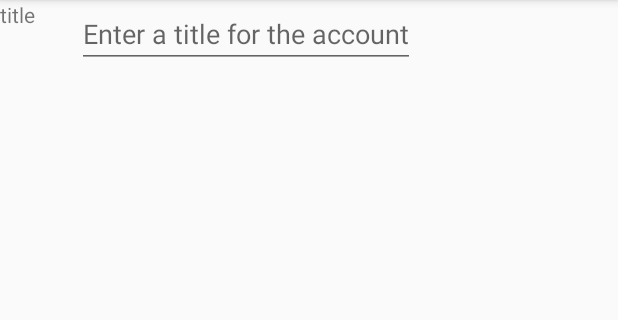
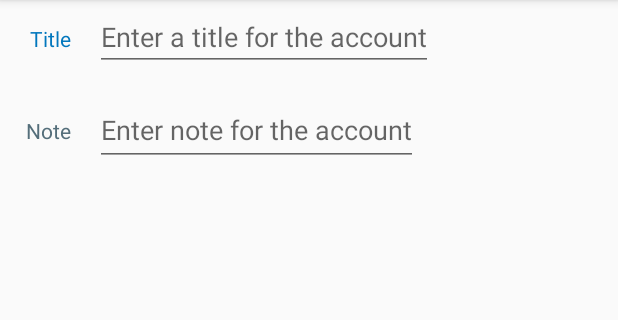
Before and after one commit to nikman/moneymate, an Android app: the screen it shows after launch (MainActivity), after a tap on "New account", on a phone screen of 412 x 824 dp, the part 84-404 px from its top. Run offline under Robolectric (Android 15) with nearby library versions, the phone set to English and light mode, and no system bars; our stand-ins replace Room's generated code; 1 statement that could not run was skipped.

Commit message:
v0.10a - Add accounts

```diff
--- a/app/src/main/java/com/niku/moneymate/Account.kt
+++ b/app/src/main/java/com/niku/moneymate/Account.kt
@@ -6,7 +6,8 @@ import java.util.*
 
 @Entity
 data class Account(@PrimaryKey val id: UUID = UUID.randomUUID(),
-                   var title: String = "",
-                   var balance: Int = 0,
+                    var title: String = "",
+                    var balance: Int = 0,
+                    var note: String = ""
                    //var currency: Currency? = null
 )
--- a/app/src/main/java/com/niku/moneymate/database/MoneyMateDatabase.kt
+++ b/app/src/main/java/com/niku/moneymate/database/MoneyMateDatabase.kt
@@ -6,7 +6,7 @@ import androidx.room.TypeConverters
 import com.niku.moneymate.Account
 import com.niku.moneymate.Currency
 
-@Database(entities = [Account::class,Currency::class], version = 1)
+@Database(entities = [Account::class,Currency::class], version = 2)
 @TypeConverters(MoneyMateTypeConverters::class)
 
 abstract class MoneyMateDatabase: RoomDatabase() {
--- a/app/src/main/java/com/niku/moneymate/ui/main/AccountFragment.kt
+++ b/app/src/main/java/com/niku/moneymate/ui/main/AccountFragment.kt
@@ -5,6 +5,7 @@ import android.os.Bundle
 import androidx.fragment.app.Fragment
 import android.text.Editable
 import android.text.TextWatcher
+import android.util.Log
 import android.view.LayoutInflater
 import android.view.View
 import android.view.ViewGroup
@@ -37,6 +38,7 @@ class AccountFragment : Fragment() {
     private lateinit var viewModel: MainViewModel
     private lateinit var account: Account
     private lateinit var titleField: EditText
+    private lateinit var noteField: EditText
 
     private val accountDetailViewModel: AccountDetailViewModel by lazy {
         ViewModelProvider(this)[AccountDetailViewModel::class.java]
@@ -54,6 +56,7 @@ class AccountFragment : Fragment() {
         val view = inflater.inflate(R.layout.account_fragment, container, false)
 
         titleField = view.findViewById(R.id.account_title) as EditText
+        noteField = view.findViewById(R.id.account_note) as EditText
 
         return view
     }
@@ -76,7 +79,6 @@ class AccountFragment : Fragment() {
         viewModel =
             ViewModelProvider(
                 this, ViewModelProvider.NewInstanceFactory()).get(MainViewModel::class.java)
-        // TODO: Use the ViewModel
     }
 
     override fun onStart() {
@@ -89,7 +91,9 @@ class AccountFragment : Fragment() {
             }
 
             override fun onTextChanged(s: CharSequence?, start: Int, before: Int, count: Int) {
-                account.title = s.toString()
+                val changedText = s.toString()
+                Log.d(TAG, "Changed text: ${changedText}")
+                account.title = changedText
             }
 
             override fun afterTextChanged(s: Editable?) {
--- a/app/src/main/java/com/niku/moneymate/ui/main/AccountListFragment.kt
+++ b/app/src/main/java/com/niku/moneymate/ui/main/AccountListFragment.kt
@@ -85,6 +85,7 @@ class AccountListFragment: Fragment() {
     override fun onOptionsItemSelected(item: MenuItem): Boolean {
         return when (item.itemId) {
             R.id.new_account -> {
+                Log.d(TAG,"new account pressed")
                 val account = Account()
                 accountListViewModel.addAccount(account)
                 callbacks?.onAccountSelected(account.id)
@@ -96,8 +97,17 @@ class AccountListFragment: Fragment() {
 
     private fun updateUI(accounts: List<Account>) {
         //val accounts = accountListViewModel.accounts
-        adapter = AccountAdapter(accounts)
+        /*adapter = AccountAdapter(accounts)
         accountRecyclerView.adapter = adapter
+
+         */
+        adapter?.let {
+            it.accounts = accounts
+        } ?: run {
+            adapter = AccountAdapter(accounts)
+        }
+        accountRecyclerView.adapter = adapter
+
     }
 
     override fun onViewCreated(view: View, savedInstanceState: Bundle?) {
@@ -106,6 +116,24 @@ class AccountListFragment: Fragment() {
             viewLifecycleOwner,
             Observer { accounts -> accounts?.let { updateUI(accounts) } }
         )
+    }
+
+    override fun onStart() {
+        super.onStart()
+
+        accountListViewModel.accountListLiveData.observe(
+            viewLifecycleOwner,
+            Observer { accounts ->
+                accounts?.let {
+                    Log.i(TAG, "Got accountLiveData ${accounts.size}")
+                    for (element in accounts) {
+                        Log.i(TAG, "Got ${element.title} # ${element.id}")
+                    }
+                    updateUI(accounts)
+                }
+            }
+        )
+
     }
 
     private inner class AccountHolder(view: View):
@@ -133,7 +161,7 @@ class AccountListFragment: Fragment() {
 
     }
 
-    private inner class AccountAdapter(val accounts: List<Account>): RecyclerView.Adapter<AccountHolder>() {
+    private inner class AccountAdapter(var accounts: List<Account>): RecyclerView.Adapter<AccountHolder>() {
 
         override fun onCreateViewHolder(parent: ViewGroup, viewType: Int): AccountHolder {
             val view = layoutInflater.inflate(R.layout.list_item_view_account, parent, false)
--- a/app/src/main/res/layout/account_fragment.xml
+++ b/app/src/main/res/layout/account_fragment.xml
@@ -9,9 +9,12 @@
 
     <TextView
         android:id="@+id/textView"
-        android:layout_width="wrap_content"
-        android:layout_height="wrap_content"
+        android:layout_width="0dp"
+        android:layout_height="17dp"
+        android:layout_marginStart="20dp"
+        android:layout_marginTop="16dp"
         android:text="@string/account_title_label"
+        android:textColor="#0277BD"
         app:layout_constraintStart_toStartOf="parent"
         app:layout_constraintTop_toTopOf="parent" />
 
@@ -19,9 +22,48 @@
         android:id="@+id/account_title"
         android:layout_width="wrap_content"
         android:layout_height="wrap_content"
-        android:layout_marginStart="28dp"
+        android:layout_marginStart="16dp"
         android:hint="@string/account_title_hint"
+        app:layout_constraintBottom_toBottomOf="@+id/textView"
         app:layout_constraintStart_toEndOf="@+id/textView"
-        app:layout_constraintTop_toTopOf="parent" />
+        app:layout_constraintTop_toTopOf="@+id/textView" />
+
+    <TextView
+        android:id="@+id/textView_account_note"
+        android:layout_width="0dp"
+        android:layout_height="18dp"
+        android:layout_marginTop="44dp"
+        android:text="@string/account_note_label"
+        android:textColor="#546E7A"
+        app:layout_constraintEnd_toEndOf="@+id/textView"
+        app:layout_constraintTop_toBottomOf="@+id/textView"
+        app:layout_constraintTop_toEndOf="@+id/textView" />
+
+    <androidx.appcompat.widget.AppCompatEditText
+        android:id="@+id/account_note"
+        android:layout_width="wrap_content"
+        android:layout_height="wrap_content"
+        android:layout_marginStart="16dp"
+        android:hint="@string/account_note_hint"
+        android:hintTextColor="#546E7A"
+        android:minHeight="48dp"
+        app:layout_constraintBottom_toBottomOf="@+id/textView_account_note"
+        app:layout_constraintStart_toEndOf="@+id/textView_account_note"
+        app:layout_constraintTop_toEndOf="@+id/account_title"
+        app:layout_constraintTop_toTopOf="@+id/textView_account_note" />
+
+    <androidx.constraintlayout.widget.Guideline
+        android:id="@+id/guideline"
+        android:layout_width="wrap_content"
+        android:layout_height="wrap_content"
+        android:orientation="vertical"
+        app:layout_constraintGuide_begin="20dp" />
+
+    <androidx.constraintlayout.widget.Guideline
+        android:id="@+id/guideline2"
+        android:layout_width="wrap_content"
+        android:layout_height="wrap_content"
+        android:orientation="vertical"
+        app:layout_constraintGuide_begin="20dp" />
 
 </androidx.constraintlayout.widget.ConstraintLayout>
--- a/app/src/main/res/layout/list_item_view_account.xml
+++ b/app/src/main/res/layout/list_item_view_account.xml
@@ -10,4 +10,10 @@
         android:layout_height="wrap_content">
     </androidx.appcompat.widget.AppCompatAutoCompleteTextView>
 
+    <androidx.appcompat.widget.AppCompatAutoCompleteTextView
+        android:id="@+id/account_note"
+        android:layout_width="match_parent"
+        android:layout_height="wrap_content">
+    </androidx.appcompat.widget.AppCompatAutoCompleteTextView>
+
 </LinearLayout>
--- a/app/src/main/res/values/strings.xml
+++ b/app/src/main/res/values/strings.xml
@@ -1,8 +1,10 @@
 <resources>
     <string name="app_name">moneymate</string>
-    <string name="account_title_label">title</string>
+    <string name="account_title_label">Title</string>
     <string name="account_title_hint">Enter a title for the account</string>
     <string name="currency_title_label">Currency</string>
     <string name="currency_title_hint">Enter currency title</string>
     <string name="new_account">New account</string>
+    <string name="account_note_hint">Enter note for the account</string>
+    <string name="account_note_label">Note</string>
 </resources>
```
Also changed, not shown: 2 other files.
